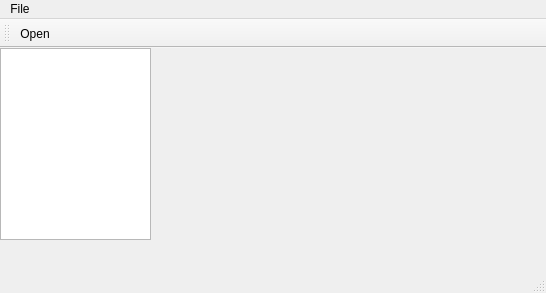
This is LogAnalyzer/mainwindow.ui in OleksiiTimofieiev/log_analyzer as Qt 5 draws it before an edit. The edited form follows.
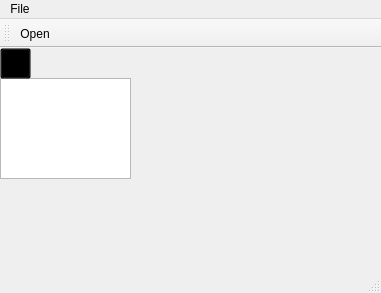
This is the edited form. Icons and pictures are not drawn.

Commit message: started working on the filters

The edit to the form file:
```diff
--- a/LogAnalyzer/mainwindow.ui
+++ b/LogAnalyzer/mainwindow.ui
@@ -6,7 +6,7 @@
    <rect>
     <x>0</x>
     <y>0</y>
-    <width>546</width>
+    <width>381</width>
     <height>293</height>
    </rect>
   </property>
@@ -18,11 +18,41 @@
     <property name="geometry">
      <rect>
       <x>0</x>
+      <y>30</y>
+      <width>131</width>
+      <height>101</height>
+     </rect>
+    </property>
+   </widget>
+   <widget class="QPushButton" name="addFilter">
+    <property name="geometry">
+     <rect>
+      <x>0</x>
       <y>0</y>
-      <width>151</width>
-      <height>192</height>
+      <width>31</width>
+      <height>31</height>
      </rect>
     </property>
+    <property name="styleSheet">
+     <string notr="true">#addFilter
+{
+	background-color: transparent;
+	border-image: url(:/rec/Img/plus.png);
+}
+#addFilter::pressed
+{
+border-image: url(:/rec/Img/images.png)
+}</string>
+    </property>
+    <property name="text">
+     <string/>
+    </property>
+    <property name="iconSize">
+     <size>
+      <width>16</width>
+      <height>20</height>
+     </size>
+    </property>
    </widget>
   </widget>
   <widget class="QMenuBar" name="menuBar">
@@ -30,7 +60,7 @@
     <rect>
      <x>0</x>
      <y>0</y>
-     <width>546</width>
+     <width>381</width>
      <height>21</height>
     </rect>
    </property>
```
The commit also changes 5 other files.
